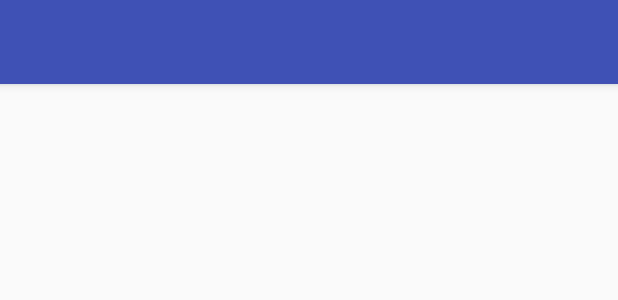
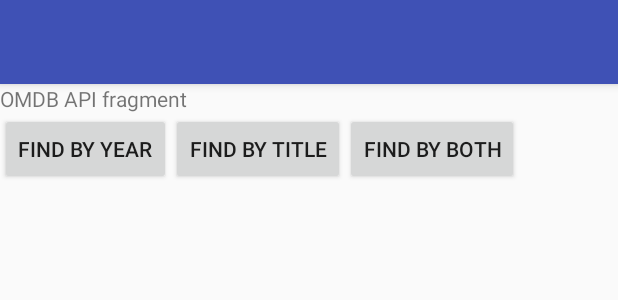
Before and after one commit to drnczgny/MVP-example, an Android app: the layout activity_omdb_api.xml on its own in the app's theme, with its tools: preview values and no code run, on a phone screen of 412 x 824 dp. Shown: the top 300 px of the screen. Run offline under Robolectric (Android 15) with nearby library versions, the phone set to English and light mode, and no system bars; network calls fail.

Commit message:
Multiple components with dagger, OmdbActivity with dagger

```diff
--- a/app/src/main/java/com/example/adrian/mymvpexample/app/MyApp.java
+++ b/app/src/main/java/com/example/adrian/mymvpexample/app/MyApp.java
@@ -1,5 +1,6 @@
 package com.example.adrian.mymvpexample.app;
 
+import android.app.Activity;
 import android.app.Application;
 
 /**
@@ -10,12 +11,15 @@ public class MyApp extends Application {
 
     AppComponent appComponent;
 
+    public static MyApp get(Activity activity) {
+        return (MyApp) activity.getApplication();
+    }
+
     @Override
     public void onCreate() {
         super.onCreate();
 
         appComponent = DaggerAppComponent.builder().appModule(new AppModule(this)).build();
-
         appComponent.inject(this);
     }
 
--- a/app/src/main/java/com/example/adrian/mymvpexample/omdb/presenter/OmdbInteractorImpl.java
+++ b/app/src/main/java/com/example/adrian/mymvpexample/omdb/presenter/OmdbInteractorImpl.java
@@ -27,7 +27,6 @@ public class OmdbInteractorImpl implements OmdbInteractor {
 
     @Override
     public void findAllMovie() {
-//        OmdbApiService omdbApiService = OmdbApiService.retrofit.create(OmdbApiService.class);
         Call<String> call = omdbApiService.findAllMovie();
 
         Log.i(TAG, call.request().url().toString());
@@ -52,7 +51,6 @@ public class OmdbInteractorImpl implements OmdbInteractor {
 
     @Override
     public void findMovieByYear(final int year) {
-//        OmdbApiService omdbApiService = OmdbApiService.retrofit.create(OmdbApiService.class);
 
         Map<String, Integer> data = new HashMap<>();
         data.put("y", year);
@@ -81,7 +79,6 @@ public class OmdbInteractorImpl implements OmdbInteractor {
 
     @Override
     public void findMovieByTitle(final String title) {
-//        OmdbApiService omdbApiService = OmdbApiService.retrofit.create(OmdbApiService.class);
 
         Map<String, String> data = new HashMap<>();
         data.put("t", title);
--- a/app/src/main/res/layout/activity_omdb_api.xml
+++ b/app/src/main/res/layout/activity_omdb_api.xml
@@ -20,17 +20,56 @@
 
     </android.support.design.widget.AppBarLayout>
 
-    <FrameLayout
-        android:id="@+id/content_frame"
+    <LinearLayout
         android:layout_width="match_parent"
-        android:layout_height="match_parent">
+        android:layout_height="wrap_content"
+        android:orientation="vertical">
 
-    </FrameLayout>
+        <TextView
+            android:layout_width="match_parent"
+            android:layout_height="match_parent"
+            android:text="OMDB API fragment" />
 
-    <TextView
-        android:layout_width="wrap_content"
-        android:layout_height="wrap_content"
-        android:text="ombdp api"/>
+        <LinearLayout
+            android:layout_width="match_parent"
+            android:layout_height="wrap_content"
+            android:orientation="horizontal">
+
+            <Button
+                android:id="@+id/btnFindByYear"
+                android:layout_width="wrap_content"
+                android:layout_height="wrap_content"
+                android:text="find by year" />
+
+            <Button
+                android:id="@+id/btnFindByTitle"
+                android:layout_width="wrap_content"
+                android:layout_height="wrap_content"
+                android:text="find by title" />
+
+            <Button
+                android:id="@+id/btnFindByBoth"
+                android:layout_width="wrap_content"
+                android:layout_height="wrap_content"
+                android:text="find by both" />
+        </LinearLayout>
+    </LinearLayout>
+
+    <android.support.v7.widget.RecyclerView
+        android:id="@+id/rvMovies"
+        android:layout_width="match_parent"
+        android:layout_height="wrap_content">
+
+    </android.support.v7.widget.RecyclerView>
+
+    <!--<FrameLayout-->
+        <!--android:id="@+id/content_frame"-->
+        <!--android:layout_width="match_parent"-->
+        <!--android:layout_height="match_parent">-->
+
+    <!--</FrameLayout>-->
+
+
 
 
 
```
Also changed, not shown: app/src/main/java/com/example/adrian/mymvpexample/app/AppComponent.java (+5 -7 lines), app/src/main/java/com/example/adrian/mymvpexample/app/AppModule.java (+4 -4 lines), app/src/main/java/com/example/adrian/mymvpexample/app/AppScope.java (added, +11 -0 lines), app/src/main/java/com/example/adrian/mymvpexample/app/NetworkModule.java (added, +47 -0 lines), app/src/main/java/com/example/adrian/mymvpexample/omdb/di/OmdbComponent.java (+11 -2 lines), app/src/main/java/com/example/adrian/mymvpexample/omdb/di/OmdbModule.java (+13 -34 lines), app/src/main/java/com/example/adrian/mymvpexample/omdb/di/OmdbScope.java (added, +11 -0 lines), app/src/main/java/com/example/adrian/mymvpexample/omdb/view/OmdbApiActivity.java (+69 -7 lines), app/src/main/java/com/example/adrian/mymvpexample/omdb/view/OmdbApiFragment.java (+13 -9 lines).
